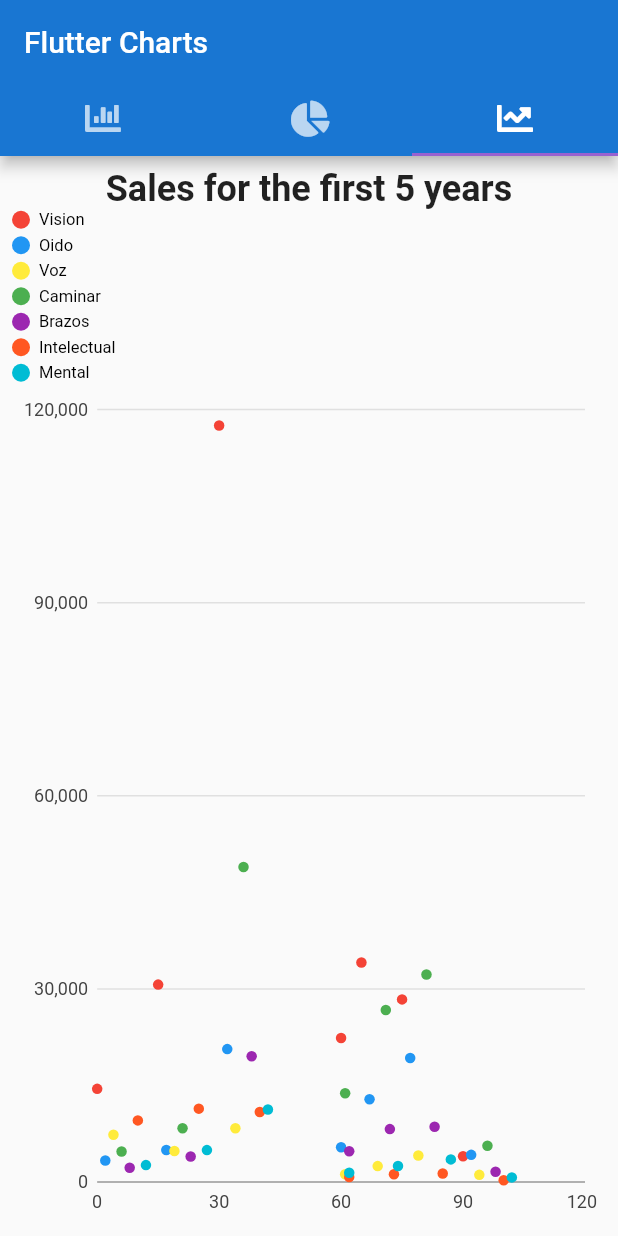
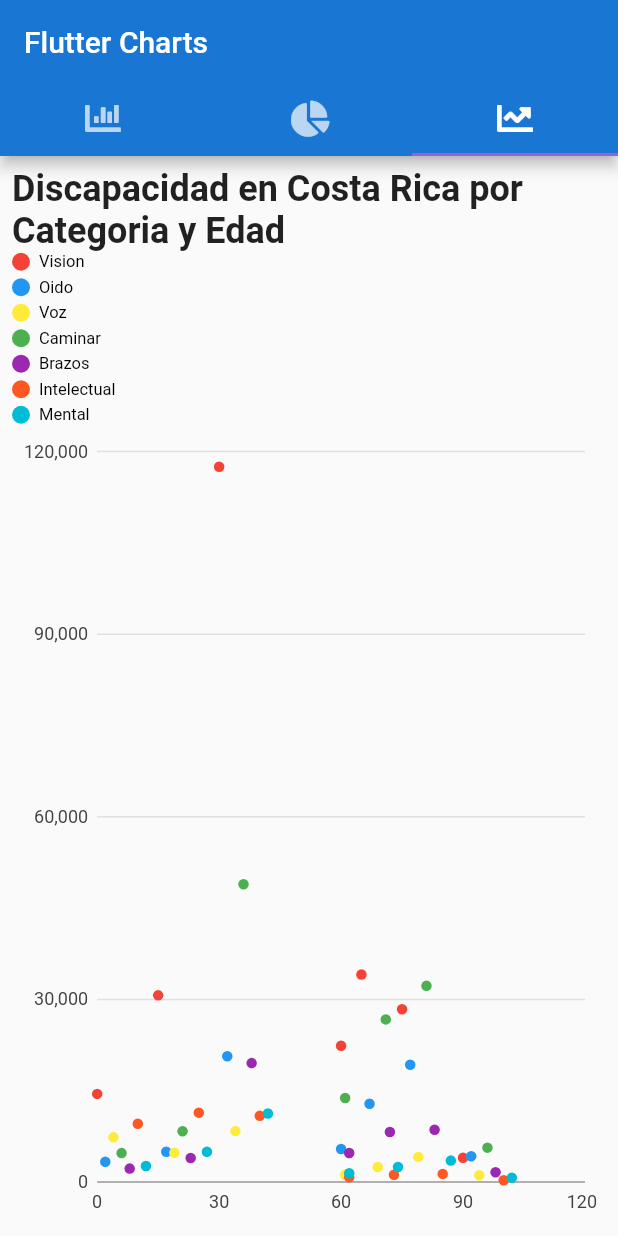
Before and after one commit to MH102/flutter_pc1, a Flutter app: the screen it shows after launch, tab 3 chosen, on a phone screen of 412 x 824 dp. Run offline on Flutter 3.47's test engine with Material 2 defaults, Android fonts, the phone set to English and light mode, and no system bars; our stand-ins replace charts_flutter, font_awesome_flutter; Roboto replaces fonts that are missing (Georgia).

Commit message:
[Fixed] Bubble chart now display the correct title
Signed-off-by: Moises David Higuerey Hernandez <hhmoises@hotmail.com>

```diff
--- a/lib/homepage.dart
+++ b/lib/homepage.dart
@@ -402,7 +402,7 @@ class _HomePageState extends State<HomePage> {
                     child: Column(
                       children: <Widget>[
                         Text(
-                            'Sales for the first 5 years',style: TextStyle(fontSize: 24.0,fontWeight: FontWeight.bold),),
+                            'Discapacidad en Costa Rica por Categoria y Edad',style: TextStyle(fontSize: 24.0,fontWeight: FontWeight.bold),),
                         Expanded(
 
                           child: charts.ScatterPlotChart(
```
